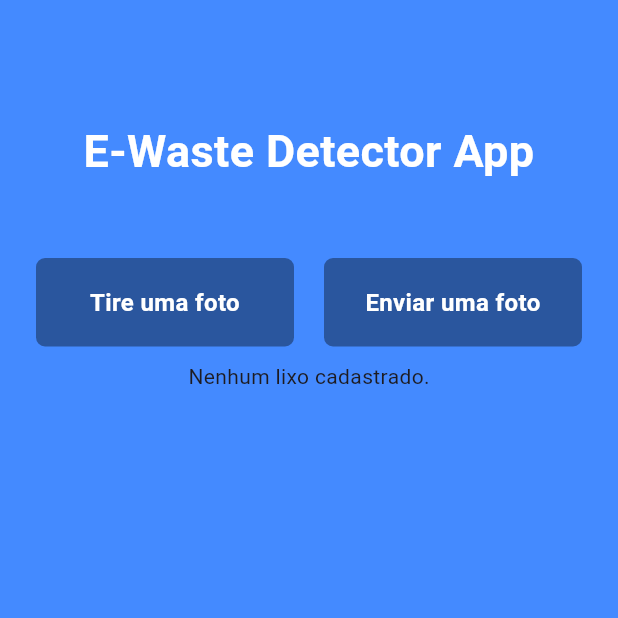
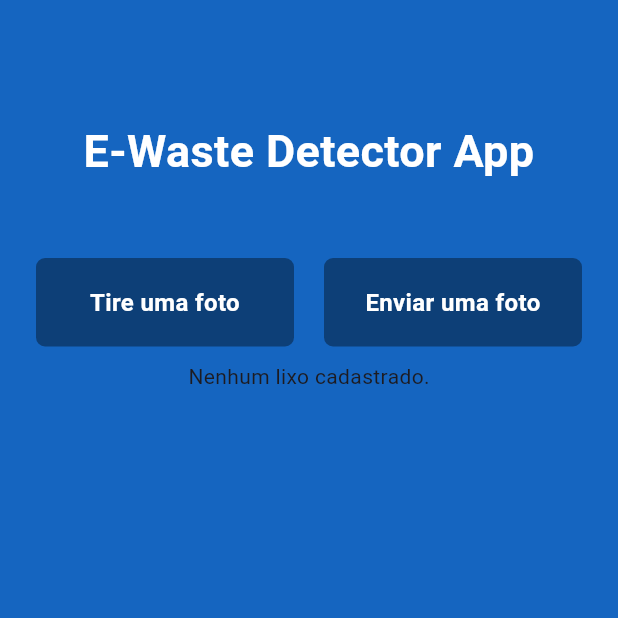
Before and after one commit to TRABALHOS-FACULDADE/trash_ai_detector, a Flutter app: the screen it shows after launch, on a phone screen of 412 x 824 dp, the top half of it. Run offline on Flutter 3.47's test engine with Material 3 defaults, Android fonts, the phone set to English and light mode, and no system bars; our stand-ins replace dartz, equatable, flutter_bloc, flutter_modular, image_picker, supabase_flutter; missing offline and left inert: tflite_flutter; accounts and stored records are empty; Roboto replaces fonts that are missing (SofiaSans).

```diff
--- a/lib/core/module/app_module.dart
+++ b/lib/core/module/app_module.dart
@@ -4,6 +4,7 @@ import '../../domain/repositories/e_trash_repository.dart';
 import '../../domain/usecases/delete_e_trash.dart';
 import '../../domain/usecases/get_all_e_trashes.dart';
 import '../../domain/usecases/insert_new_e_trash.dart';
+import '../../domain/usecases/upload_trash_file.dart';
 import '../../external/datasources/e_trash_datasource_impl.dart';
 import '../../home.dart';
 import '../../infra/datasources/e_trash_datasource.dart';
@@ -25,6 +26,10 @@ class AppModule extends Module {
 
     i.addSingleton<ETrashRepository>(
       ETrashRepositoryImpl.new,
+    );
+
+    i.addSingleton<UploadTrashFile>(
+      UploadTrashFileImpl.new,
     );
 
     i.addSingleton<InsertNewETrash>(
--- a/lib/core/utils/date_to_dmy.dart
+++ b/lib/core/utils/date_to_dmy.dart
@@ -1,4 +1,7 @@
 extension DateToDmy on DateTime {
   String get toDMY =>
       '${day.toString().padLeft(2, '0')}/${month.toString().padLeft(2, '0')}/$year';
+
+  String get toDMY_HHMM =>
+      '$toDMY — ${hour.toString().padLeft(2, '0')}:${minute.toString().padLeft(2, '0')}';
 }
--- a/lib/domain/models/enums/e_trash_type.dart
+++ b/lib/domain/models/enums/e_trash_type.dart
@@ -1,3 +1,5 @@
+import 'package:collection/collection.dart';
+
 enum ETrashType {
   nintendoDS(
     apiKey: 'NINTENDO_DS',
@@ -23,6 +25,12 @@ enum ETrashType {
   final String apiKey;
   final String name;
 
+  factory ETrashType.fromString(String key) =>
+      ETrashType.values.singleWhereOrNull(
+        (type) => type.apiKey == key.replaceAll(' ', '').trim(),
+      ) ??
+      none;
+
   const ETrashType({
     required this.apiKey,
     required this.name,
--- a/lib/domain/models/enums/trash_status.dart
+++ b/lib/domain/models/enums/trash_status.dart
@@ -1,30 +1,39 @@
+import 'package:flutter/material.dart';
+
 enum TrashStatus {
   discarded(
     apiKey: 'DISCARDED',
     name: 'Descartado',
+    textColor: Colors.white,
   ),
   beingCollected(
     apiKey: 'BEING_COLLECTED',
     name: 'Em processo de coleta',
+    textColor: Colors.red,
   ),
   transporting(
     apiKey: 'TRANSPORTING',
     name: 'Em transporte',
+    textColor: Colors.orange,
   ),
   recycling(
     apiKey: 'RECYCLING',
-    name: 'Em processo de reciclagem',
+    name: 'Reciclando',
+    textColor: Colors.greenAccent,
   ),
   done(
     apiKey: 'DONE',
-    name: 'Reciclado e redistribuído para reutilização',
+    name: 'Reciclado',
+    textColor: Colors.green,
   );
 
   final String apiKey;
   final String name;
+  final Color textColor;
 
   const TrashStatus({
     required this.apiKey,
     required this.name,
+    required this.textColor,
   });
 }
--- a/lib/domain/models/new_e_trash.dart
+++ b/lib/domain/models/new_e_trash.dart
@@ -1,4 +1,5 @@
 import 'dart:convert';
+import 'dart:io';
 
 import 'package:uuid/uuid.dart';
 
@@ -9,17 +10,30 @@ class NewETrash {
   final ETrashType trashType;
   final TrashStatus status;
 
+  String? trashPath;
+  File? trashFile;
+
+  bool get hasFileToUpload => trashPath != null && trashFile != null;
+
+  String? fileUrl;
+
   NewETrash({
     required this.trashType,
     required this.status,
   });
 
-  Map<String, dynamic> toMap() => {
-        'id': const Uuid().v4(),
-        'created_at': DateTime.now().toIso8601String(),
-        'trash_type': trashType.apiKey,
-        'status': status.apiKey,
-      };
+  Map<String, dynamic> toMap() {
+    final id = const Uuid().v4();
+
+    return {
+      'id': id,
+      'created_at': DateTime.now().toIso8601String(),
+      'trash_type': trashType.apiKey,
+      'status': status.apiKey,
+      'fileUrl': fileUrl,
+      'filePath': trashPath,
+    };
+  }
 
   String toJson() => jsonEncode(toMap());
 }
--- a/lib/home.dart
+++ b/lib/home.dart
@@ -45,7 +45,7 @@ class _HomePageState extends State<HomePage> {
   @override
   Widget build(BuildContext context) {
     return Scaffold(
-      backgroundColor: Colors.blueAccent,
+      backgroundColor: Colors.blue[800],
       body: Container(
         padding: const EdgeInsets.symmetric(horizontal: 24),
         child: Column(
```
Also changed, not shown: lib/domain/models/e_trash.dart (+4 -3 lines), lib/domain/repositories/e_trash_repository.dart (+7 -0 lines), lib/domain/usecases/insert_new_e_trash.dart (+19 -1 lines), lib/domain/usecases/upload_trash_file.dart (added, +35 -0 lines), lib/external/datasources/e_trash_datasource_impl.dart (+29 -0 lines), lib/infra/datasources/e_trash_datasource.dart (+7 -0 lines), lib/infra/repositories/e_trash_repository_impl.dart (+12 -0 lines), lib/presenter/view_models/tflite_view_model.dart (+10 -11 lines), lib/presenter/widgets/e_trash_card.dart (+14 -6 lines).
